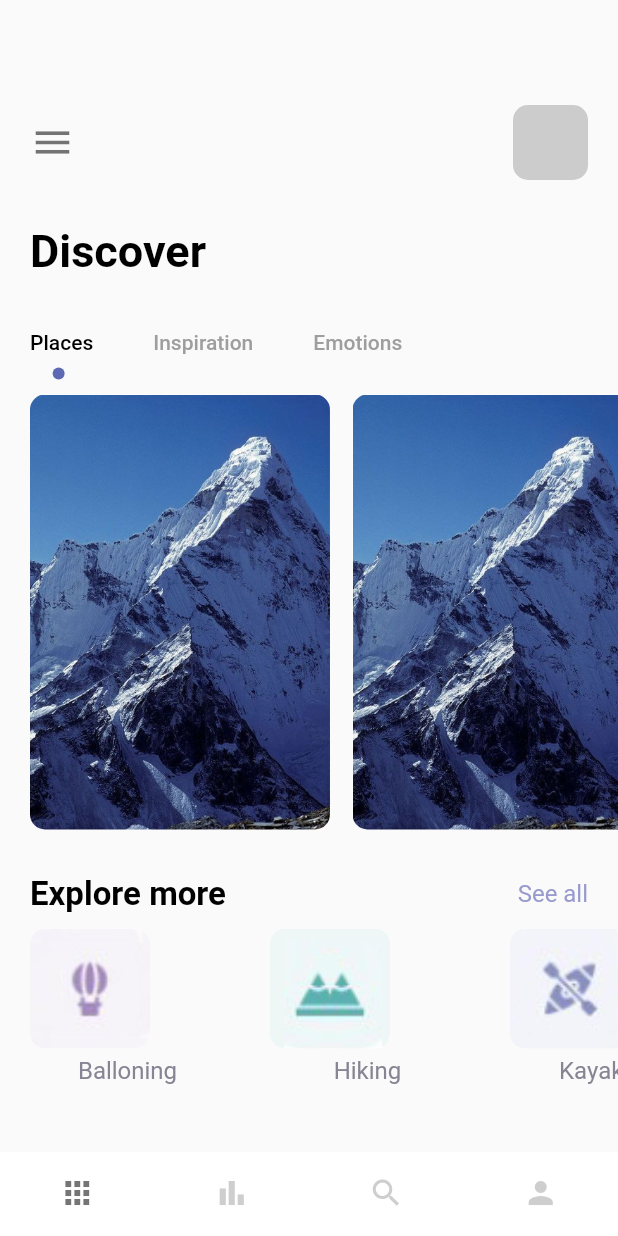
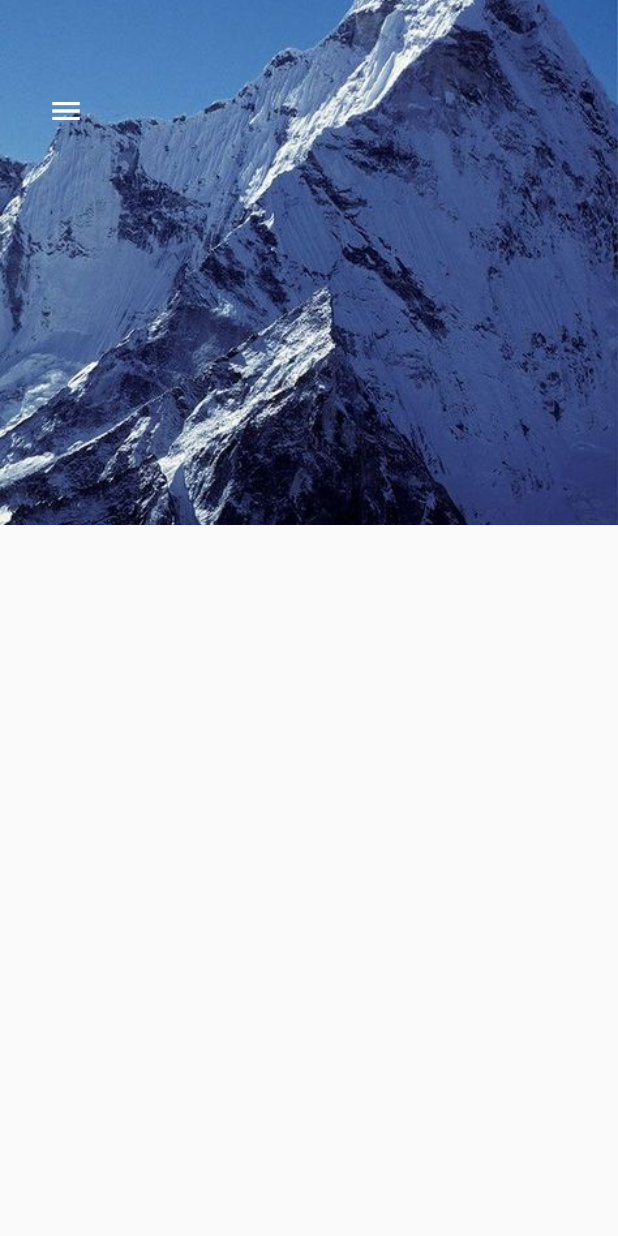
Before and after one commit to ducchungtx/flutter_cubit, a Flutter app: the screen it shows after launch, on a phone screen of 412 x 824 dp. Run offline on Flutter 3.47's test engine with Material 2 defaults, Android fonts, the phone set to English and light mode, and no system bars.

Commit message:
UPdate the code

```diff
--- a/lib/main.dart
+++ b/lib/main.dart
@@ -1,4 +1,5 @@
 import 'package:flutter/material.dart';
+import 'package:flutter_cubit/pages/detail_page.dart';
 import 'package:flutter_cubit/pages/navpages/main_page.dart';
 
 import './pages/welcome_page.dart';
@@ -19,6 +20,6 @@ class MyApp extends StatelessWidget {
         theme: ThemeData(
           primarySwatch: Colors.blue,
         ),
-        home: MainPage());
+        home: DetailPage());
   }
 }
--- /dev/null
+++ b/lib/pages/detail_page.dart
@@ -0,0 +1,52 @@
+import 'package:flutter/material.dart';
+
+class DetailPage extends StatefulWidget {
+  const DetailPage({Key? key}) : super(key: key);
+
+  @override
+  _DetailPageState createState() => _DetailPageState();
+}
+
+class _DetailPageState extends State<DetailPage> {
+  @override
+  Widget build(BuildContext context) {
+    return Scaffold(
+      body: Container(
+        width: double.maxFinite,
+        height: double.maxFinite,
+        child: Stack(
+          children: [
+            Positioned(
+              left: 0,
+              right: 0,
+              child: Container(
+                width: double.maxFinite,
+                height: 350,
+                decoration: BoxDecoration(
+                  image: DecorationImage(
+                    image: AssetImage('img/mountain.jpeg'),
+                    fit: BoxFit.cover,
+                  ),
+                ),
+              ),
+            ),
+            Positioned(
+              left: 20,
+              top: 50,
+              child: Row(
+                children: [
+                  IconButton(
+                    onPressed: () {},
+                    icon: Icon(Icons.menu),
+                    color: Colors.white,
+                  ),
+                ],
+              ),
+            ),
+            Positioned(top: 330, child: Container())
+          ],
+        ),
+      ),
+    );
+  }
+}
--- a/lib/pages/navpages/home_page.dart
+++ b/lib/pages/home_page.dart
@@ -112,7 +112,7 @@ class _HomePageState extends State<HomePage> with TickerProviderStateMixin {
           ],
         ),
       ),
-      SizedBox(height: 30),
+      SizedBox(height: 20),
       Container(
         margin: const EdgeInsets.only(left: 20, right: 20),
         child: Row(
--- a/lib/pages/navpages/main_page.dart
+++ b/lib/pages/navpages/main_page.dart
@@ -1,7 +1,7 @@
 import 'package:flutter/material.dart';
 
 import './bar_item_page.dart';
-import './home_page.dart';
+import '../home_page.dart';
 import './my_page.dart';
 import './search_page.dart';
 
```
